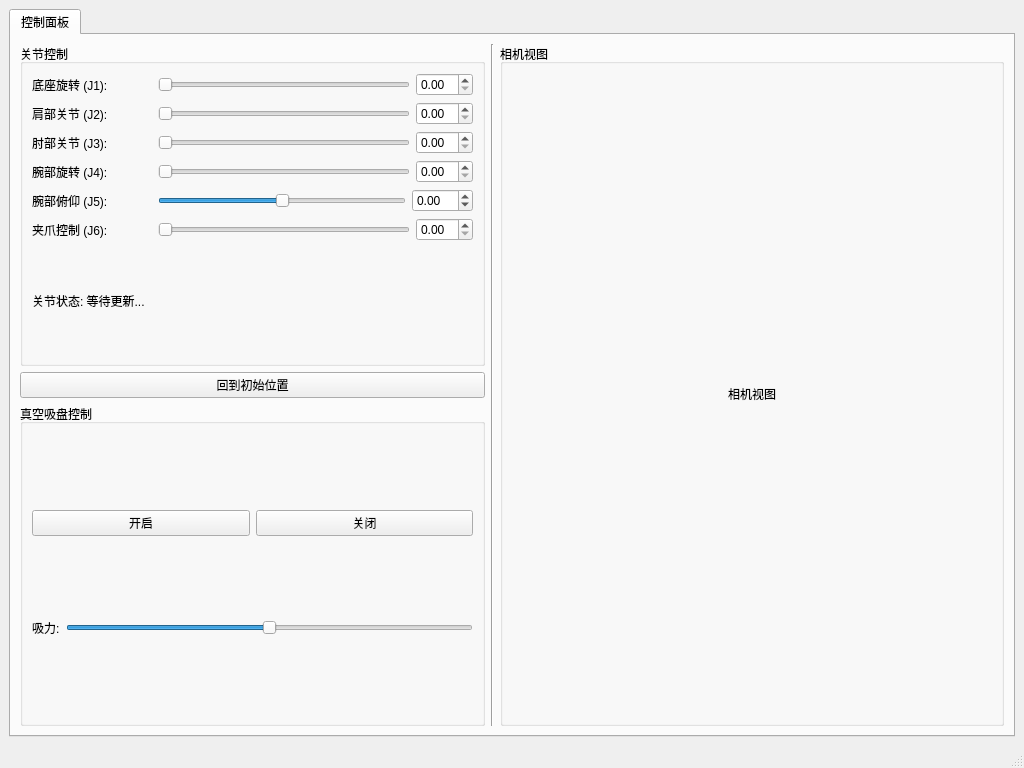
Above: src/arm_gui/ui/arm_control_main.ui from jfy9606/rosarm before the change. Below: the same form after it.
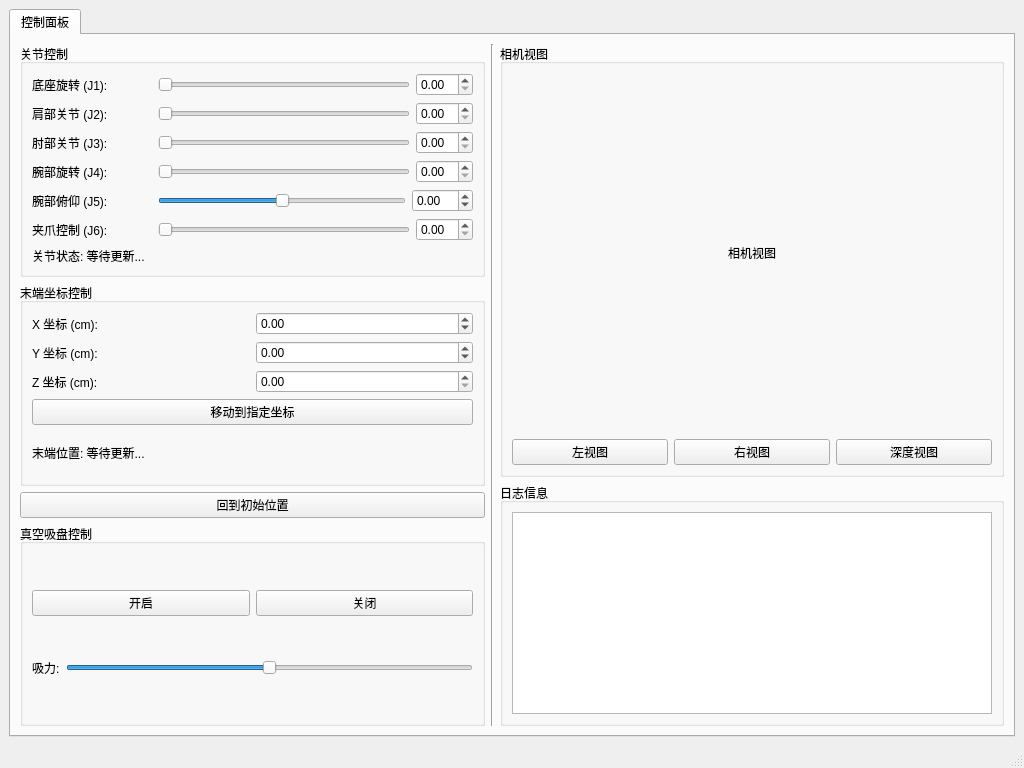
That is the form after the change.

Diff of the .ui file:
```diff
--- a/src/arm_gui/ui/arm_control_main.ui
+++ b/src/arm_gui/ui/arm_control_main.ui
@@ -260,6 +260,93 @@
             </layout>
            </widget>
           </item>
+          <item>
+           <widget class="QGroupBox" name="cartesianControlGroup">
+            <property name="title">
+             <string>末端坐标控制</string>
+            </property>
+            <layout class="QVBoxLayout" name="verticalLayout_6">
+             <item>
+              <layout class="QGridLayout" name="cartesianLayout">
+               <item row="0" column="0">
+                <widget class="QLabel" name="posXLabel">
+                 <property name="text">
+                  <string>X 坐标 (cm):</string>
+                 </property>
+                </widget>
+               </item>
+               <item row="0" column="1">
+                <widget class="QDoubleSpinBox" name="posXSpin">
+                 <property name="minimum">
+                  <double>-50.000000000000000</double>
+                 </property>
+                 <property name="maximum">
+                  <double>50.000000000000000</double>
+                 </property>
+                 <property name="singleStep">
+                  <double>1.000000000000000</double>
+                 </property>
+                </widget>
+               </item>
+               <item row="1" column="0">
+                <widget class="QLabel" name="posYLabel">
+                 <property name="text">
+                  <string>Y 坐标 (cm):</string>
+                 </property>
+                </widget>
+               </item>
+               <item row="1" column="1">
+                <widget class="QDoubleSpinBox" name="posYSpin">
+                 <property name="minimum">
+                  <double>-50.000000000000000</double>
+                 </property>
+                 <property name="maximum">
+                  <double>50.000000000000000</double>
+                 </property>
+                 <property name="singleStep">
+                  <double>1.000000000000000</double>
+                 </property>
+                </widget>
+               </item>
+               <item row="2" column="0">
+                <widget class="QLabel" name="posZLabel">
+                 <property name="text">
+                  <string>Z 坐标 (cm):</string>
+                 </property>
+                </widget>
+               </item>
+               <item row="2" column="1">
+                <widget class="QDoubleSpinBox" name="posZSpin">
+                 <property name="minimum">
+                  <double>0.000000000000000</double>
+                 </property>
+                 <property name="maximum">
+                  <double>50.000000000000000</double>
+                 </property>
+                 <property name="singleStep">
+                  <double>1.000000000000000</double>
+                 </property>
+                </widget>
+               </item>
+              </layout>
+             </item>
+             <item>
+              <widget class="QPushButton" name="moveToPositionButton">
+               <property name="text">
+                <string>移动到指定坐标</string>
+               </property>
+              </widget>
+             </item>
+             <item>
+              <widget class="QLabel" name="endEffectorStatusLabel">
+               <property name="text">
+                <string>末端位置: 等待更新...</string>
+               </property>
+              </widget>
+             </item>
+            </layout>
+           </widget>
+          </item>
           <item>
            <widget class="QPushButton" name="homeButton">
             <property name="toolTip">
@@ -351,6 +438,47 @@
                </property>
                <property name="alignment">
                 <set>Qt::AlignCenter</set>
+               </property>
+              </widget>
+             </item>
+             <item>
+              <layout class="QHBoxLayout" name="cameraControlLayout">
+               <item>
+                <widget class="QPushButton" name="leftViewButton">
+                 <property name="text">
+                  <string>左视图</string>
+                 </property>
+                </widget>
+               </item>
+               <item>
+                <widget class="QPushButton" name="rightViewButton">
+                 <property name="text">
+                  <string>右视图</string>
+                 </property>
+                </widget>
+               </item>
+               <item>
+                <widget class="QPushButton" name="depthViewButton">
+                 <property name="text">
+                  <string>深度视图</string>
+                 </property>
+                </widget>
+               </item>
+              </layout>
+             </item>
+            </layout>
+           </widget>
+          </item>
+          <item>
+           <widget class="QGroupBox" name="logGroup">
+            <property name="title">
+             <string>日志信息</string>
+            </property>
+            <layout class="QVBoxLayout" name="verticalLayout_7">
+             <item>
+              <widget class="QTextEdit" name="logTextEdit">
+               <property name="readOnly">
+                <bool>true</bool>
                </property>
               </widget>
              </item>
```
